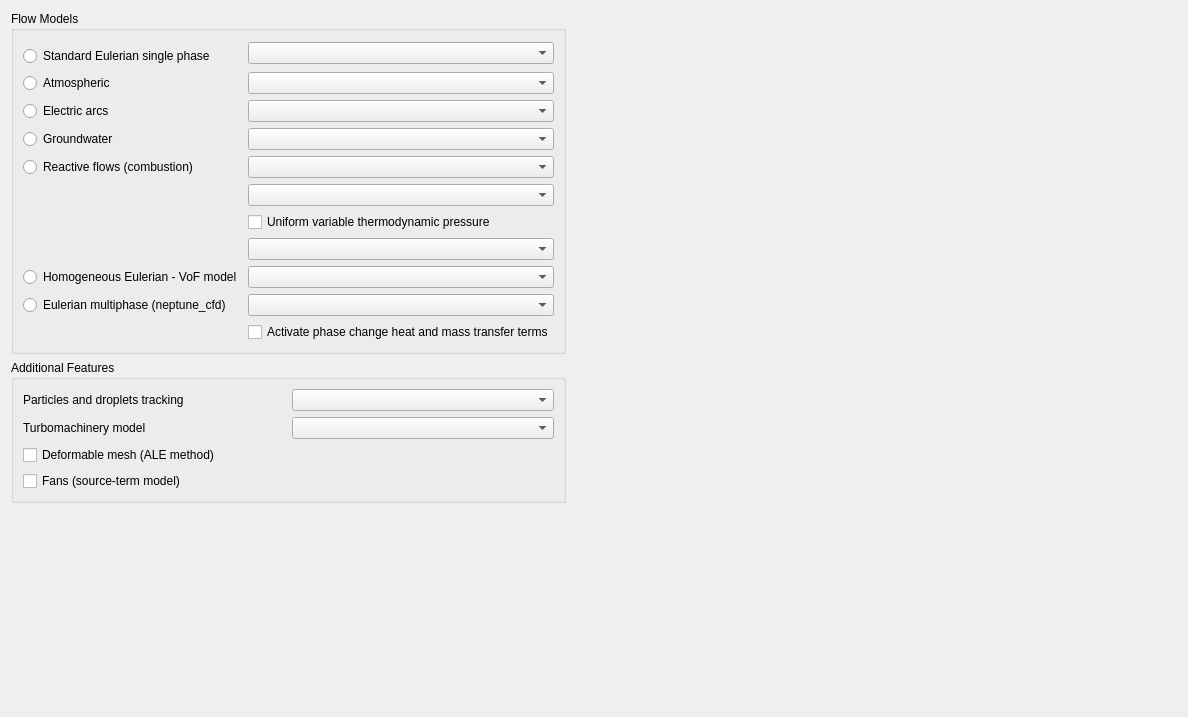
This is python/code_saturne/gui/case/AnalysisFeaturesForm.ui in code-saturne/code_saturne as Qt 5 draws it before an edit. The edited form follows.
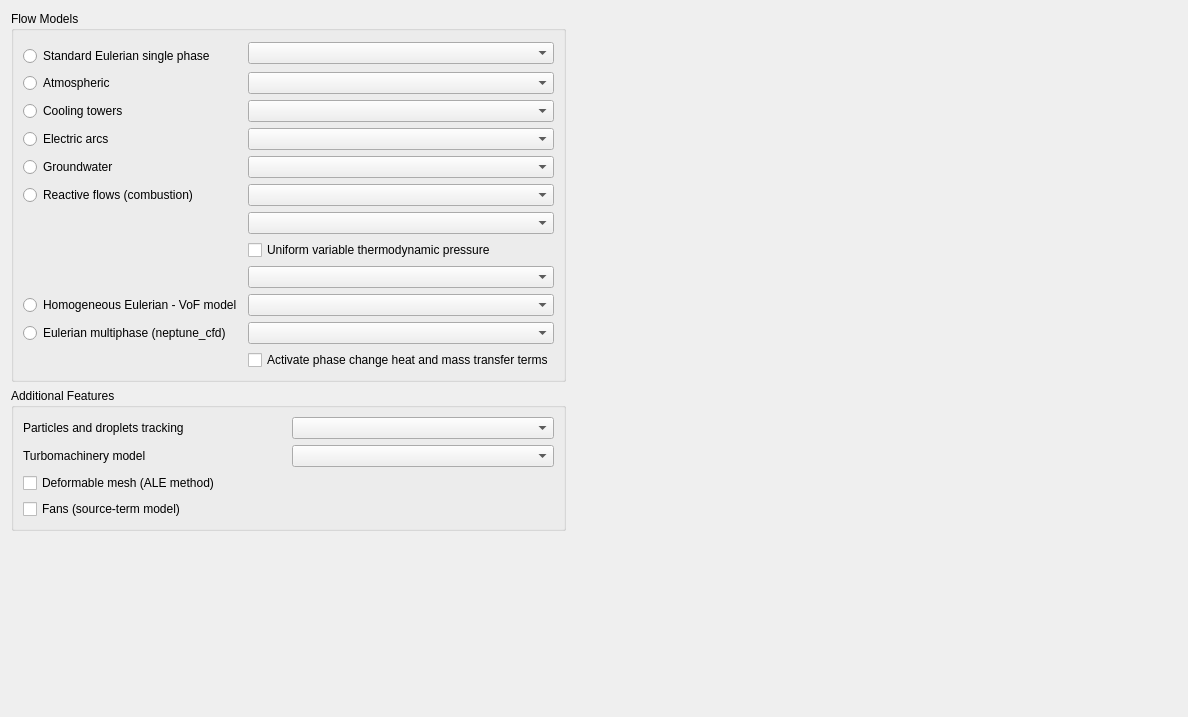
This is the edited form.

Commit message:
GUI: add activation of cooling towers model.
We may need to change the design of the Analysis Features view page,
and replace radiobuttons with checkboxes, to allow combining several
physical models, but this should be done only of we expect multiple
models to be compatible with each other, which is not usually the case.

An alternative solution here would be to use a secondary combobox
below the first one (as is done for combustion) to allow selecting the
compatible atmospheric flow type, and activate the atmospheric model
in the appropriate cases.

```diff
--- a/python/code_saturne/gui/case/AnalysisFeaturesForm.ui
+++ b/python/code_saturne/gui/case/AnalysisFeaturesForm.ui
@@ -105,10 +105,30 @@
       <string>Flow Models</string>
      </property>
      <layout class="QGridLayout" name="gridLayout_2">
-      <item row="10" column="1">
-       <widget class="QComboBox" name="comboBoxHgn"/>
+      <item row="12" column="0">
+       <widget class="QRadioButton" name="radioButtonNeptuneCFD">
+        <property name="toolTip">
+         <string>&lt;html&gt;&lt;head/&gt;&lt;body&gt;&lt;p&gt;Activate NEPTUNE_CFD module.&lt;/p&gt;&lt;/body&gt;&lt;/html&gt;</string>
+        </property>
+        <property name="text">
+         <string>Eulerian multiphase (neptune_cfd)</string>
+        </property>
+       </widget>
       </item>
-      <item row="4" column="0">
+      <item row="3" column="1">
+       <widget class="QComboBox" name="comboBoxAtmospheric"/>
+      </item>
+      <item row="3" column="0">
+       <widget class="QRadioButton" name="radioButtonAtmospheric">
+        <property name="toolTip">
+         <string>&lt;html&gt;&lt;head/&gt;&lt;body&gt;&lt;p&gt;Models for atmospheric flows.&lt;/p&gt;&lt;/body&gt;&lt;/html&gt;</string>
+        </property>
+        <property name="text">
+         <string>Atmospheric</string>
+        </property>
+       </widget>
+      </item>
+      <item row="5" column="0">
        <widget class="QRadioButton" name="radioButtonJouleEffect">
         <property name="toolTip">
          <string>&lt;html&gt;&lt;head/&gt;&lt;body&gt;&lt;p&gt;Electric arcs and Joule heating.&lt;/p&gt;&lt;/body&gt;&lt;/html&gt;</string>
@@ -118,7 +138,28 @@
         </property>
        </widget>
       </item>
-      <item row="8" column="1">
+      <item row="10" column="1">
+       <widget class="QComboBox" name="comboBoxCoalCombustion"/>
+      </item>
+      <item row="1" column="1" rowspan="2">
+       <widget class="QComboBox" name="comboBoxSinglePhase"/>
+      </item>
+      <item row="5" column="1">
+       <widget class="QComboBox" name="comboBoxJouleEffect"/>
+      </item>
+      <item row="6" column="0">
+       <widget class="QRadioButton" name="radioButtonGroundwater">
+        <property name="toolTip">
+         <string>&lt;html&gt;&lt;head/&gt;&lt;body&gt;&lt;p&gt;Groundwater flow
+                                     (Richards-equation) model.&lt;/p&gt;&lt;/body&gt;&lt;/html&gt;
+                                 </string>
+        </property>
+        <property name="text">
+         <string>Groundwater</string>
+        </property>
+       </widget>
+      </item>
+      <item row="9" column="1">
        <widget class="QCheckBox" name="checkBoxPther">
         <property name="toolTip">
          <string>&lt;html&gt;&lt;head/&gt;&lt;body&gt;&lt;p&gt;&lt;span style=&quot;
@@ -135,48 +176,19 @@
         </property>
        </widget>
       </item>
-      <item row="7" column="1">
-       <widget class="QComboBox" name="comboBoxGasCombustion"/>
-      </item>
-      <item row="10" column="0">
-       <widget class="QRadioButton" name="radioButtonHgn">
-        <property name="text">
-         <string>Homogeneous Eulerian - VoF model</string>
-        </property>
-       </widget>
-      </item>
-      <item row="11" column="1">
-       <widget class="QComboBox" name="comboBoxNeptuneCFD"/>
-      </item>
-      <item row="3" column="0">
-       <widget class="QRadioButton" name="radioButtonAtmospheric">
+      <item row="2" column="0">
+       <widget class="QRadioButton" name="radioButtonSinglePhase">
         <property name="toolTip">
-         <string>&lt;html&gt;&lt;head/&gt;&lt;body&gt;&lt;p&gt;Models for atmospheric flows.&lt;/p&gt;&lt;/body&gt;&lt;/html&gt;</string>
-        </property>
-        <property name="text">
-         <string>Atmospheric</string>
-        </property>
-       </widget>
-      </item>
-      <item row="5" column="0">
-       <widget class="QRadioButton" name="radioButtonGroundwater">
-        <property name="toolTip">
-         <string>&lt;html&gt;&lt;head/&gt;&lt;body&gt;&lt;p&gt;Groundwater flow
-                                     (Richards-equation) model.&lt;/p&gt;&lt;/body&gt;&lt;/html&gt;
+         <string>&lt;html&gt;&lt;head/&gt;&lt;body&gt;&lt;p&gt;&lt;span style=&quot;
+                                     font-size:9pt;&quot;&gt;Base single-phase models.&lt;/span&gt;&lt;/p&gt;&lt;/body&gt;&lt;/html&gt;
                                  </string>
         </property>
         <property name="text">
-         <string>Groundwater</string>
+         <string>Standard Eulerian single phase</string>
         </property>
        </widget>
       </item>
-      <item row="5" column="1">
-       <widget class="QComboBox" name="comboBoxGroundwater"/>
-      </item>
-      <item row="9" column="1">
-       <widget class="QComboBox" name="comboBoxCoalCombustion"/>
-      </item>
-      <item row="6" column="0">
+      <item row="7" column="0">
        <widget class="QRadioButton" name="radioButtonReactiveFlows">
         <property name="toolTip">
          <string>&lt;html&gt;&lt;head/&gt;&lt;body&gt;&lt;p&gt;Gas, coal, biomass, and fuel
@@ -188,41 +200,10 @@
         </property>
        </widget>
       </item>
-      <item row="3" column="1">
-       <widget class="QComboBox" name="comboBoxAtmospheric"/>
-      </item>
-      <item row="4" column="1">
-       <widget class="QComboBox" name="comboBoxJouleEffect"/>
-      </item>
-      <item row="11" column="0">
-       <widget class="QRadioButton" name="radioButtonNeptuneCFD">
-        <property name="toolTip">
-         <string>&lt;html&gt;&lt;head/&gt;&lt;body&gt;&lt;p&gt;Activate NEPTUNE_CFD module.&lt;/p&gt;&lt;/body&gt;&lt;/html&gt;</string>
-        </property>
-        <property name="text">
-         <string>Eulerian multiphase (neptune_cfd)</string>
-        </property>
-       </widget>
-      </item>
-      <item row="1" column="1" rowspan="2">
-       <widget class="QComboBox" name="comboBoxSinglePhase"/>
-      </item>
-      <item row="6" column="1">
+      <item row="7" column="1">
        <widget class="QComboBox" name="comboBoxReactiveFlows"/>
       </item>
-      <item row="2" column="0">
-       <widget class="QRadioButton" name="radioButtonSinglePhase">
-        <property name="toolTip">
-         <string>&lt;html&gt;&lt;head/&gt;&lt;body&gt;&lt;p&gt;&lt;span style=&quot;
-                                     font-size:9pt;&quot;&gt;Base single-phase models.&lt;/span&gt;&lt;/p&gt;&lt;/body&gt;&lt;/html&gt;
-                                 </string>
-        </property>
-        <property name="text">
-         <string>Standard Eulerian single phase</string>
-        </property>
-       </widget>
-      </item>
-      <item row="12" column="1">
+      <item row="13" column="1">
        <widget class="QCheckBox" name="checkBoxNeptuneHeatMass">
         <property name="toolTip">
          <string>&lt;html&gt;&lt;head/&gt;&lt;body&gt;&lt;p&gt;&lt;span style=&quot; font-size:9pt;&quot;&gt;Take into account heat and mass tranfer between phases.&lt;/span&gt;&lt;/p&gt;&lt;/body&gt;&lt;/html&gt;</string>
@@ -232,6 +213,35 @@
         </property>
        </widget>
       </item>
+      <item row="8" column="1">
+       <widget class="QComboBox" name="comboBoxGasCombustion"/>
+      </item>
+      <item row="12" column="1">
+       <widget class="QComboBox" name="comboBoxNeptuneCFD"/>
+      </item>
+      <item row="11" column="0">
+       <widget class="QRadioButton" name="radioButtonHgn">
+        <property name="text">
+         <string>Homogeneous Eulerian - VoF model</string>
+        </property>
+       </widget>
+      </item>
+      <item row="6" column="1">
+       <widget class="QComboBox" name="comboBoxGroundwater"/>
+      </item>
+      <item row="11" column="1">
+       <widget class="QComboBox" name="comboBoxHgn"/>
+      </item>
+      <item row="4" column="0">
+       <widget class="QRadioButton" name="radioButtonCTwr">
+        <property name="text">
+         <string>Cooling towers</string>
+        </property>
+       </widget>
+      </item>
+      <item row="4" column="1">
+       <widget class="QComboBox" name="comboBoxCTwr"/>
+      </item>
      </layout>
     </widget>
    </item>
```
The commit also changes 8 other files.
